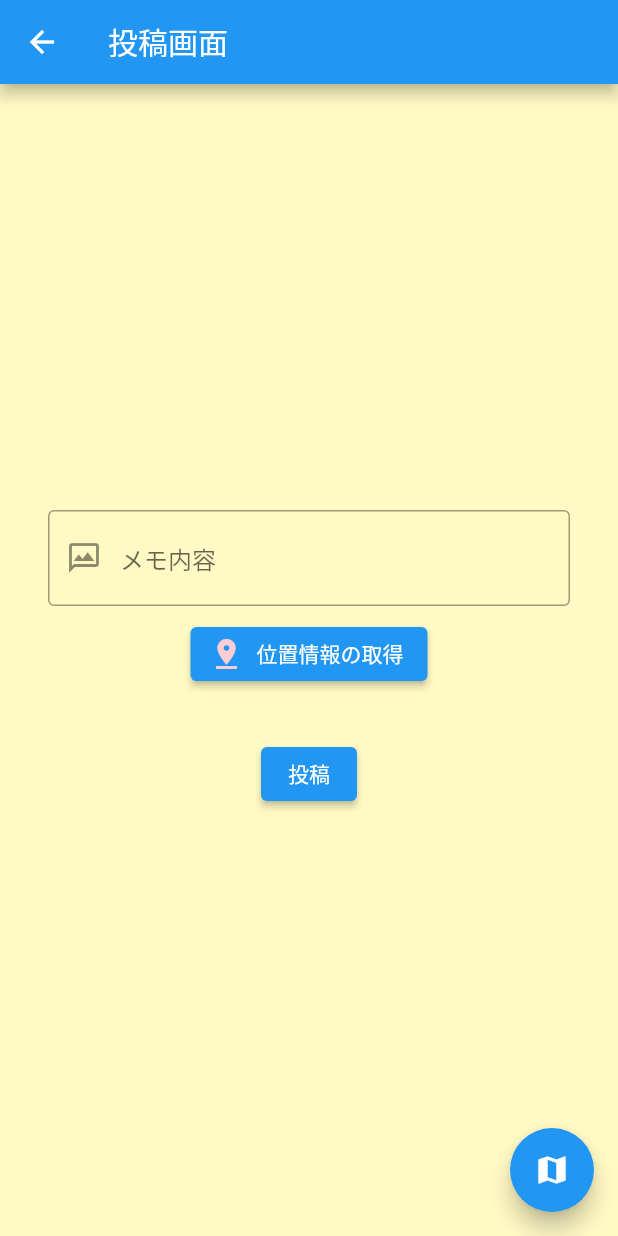
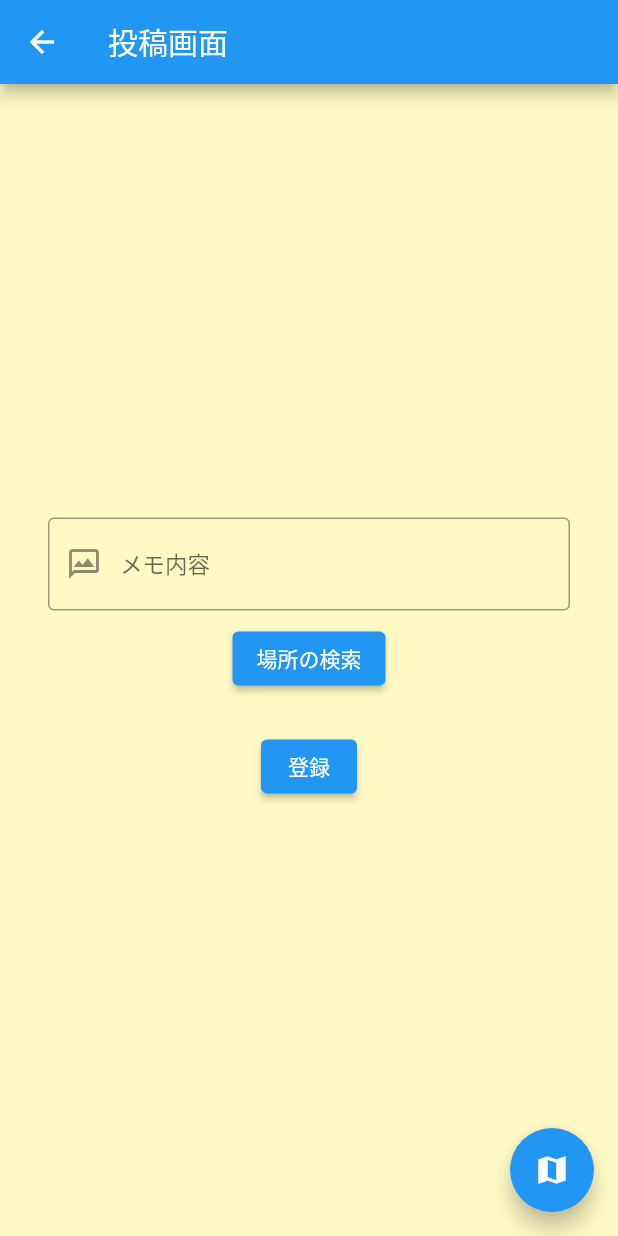
Before and after one commit to hiromu73/Flutter_CRUDApp, a Flutter app: the TodoAddPage screen opened directly, on a phone screen of 412 x 824 dp. Run offline on Flutter 3.47's test engine with Material 2 defaults, Android fonts, the phone set to English and light mode, and no system bars; our stand-ins replace cloud_firestore, firebase_auth, firebase_core, flutter_riverpod, geolocator, google_maps_flutter; missing offline and left inert: google_place; accounts and stored records are empty.

Commit message:
serchPageの作成

```diff
--- a/lib/todoaddpage.dart
+++ b/lib/todoaddpage.dart
@@ -1,15 +1,12 @@
 import 'package:cloud_firestore/cloud_firestore.dart';
 import 'package:flutter/material.dart';
 import 'package:firebase_auth/firebase_auth.dart';
+import 'package:flutter_crudapp/api.dart';
+import 'package:flutter_crudapp/searchPage.dart';
 import 'package:flutter_riverpod/flutter_riverpod.dart';
+import 'package:google_place/google_place.dart';
 import 'setgooglemap.dart';
 import './todoapp.dart';
-
-// メールアドレスの状態管理
-final mailAdress = StateProvider.autoDispose((ref) => "");
-
-// パスワードの状態管理
-final password = StateProvider.autoDispose((ref) => "");
 
 // Textの状態管理
 final infoTextProvider = StateProvider.autoDispose((ref) => "");
@@ -24,8 +21,8 @@ final makerProvider = StateProvider.autoDispose((ref) => "");
 final userProvider =
     StateProvider.autoDispose((ref) => FirebaseAuth.instance.currentUser);
 
-// 投稿内容の状態管理
-final messageProvider = StateProvider.autoDispose((ref) => "");
+// メモ内容の状態管理
+final memoProvider = StateProvider.autoDispose((ref) => "");
 
 // StreamProviderを使うことでStreamも扱うことができる
 // ※ autoDisposeを付けることで自動的に値をリセットできます
@@ -37,9 +34,19 @@ class TodoAddPage extends ConsumerWidget {
   @override
   Widget build(BuildContext context, WidgetRef ref) {
     final user = ref.watch(userProvider.notifier).state!;
-    final messageText = ref.watch(messageProvider.notifier).state;
+    final messageText = ref.watch(memoProvider.notifier).state;
     final postLocation = ref.watch(locationProvider.notifier).state;
     final postMaker = ref.watch(makerProvider.notifier).state;
+
+    final apiKey = Api.apiKey;
+
+    // 検索結果を格納
+    List<AutocompletePrediction> predictions = [];
+
+    @override
+    void initState() {
+      GooglePlace googlePlace = GooglePlace(apiKey);
+    }
 
     return Scaffold(
       appBar: AppBar(
@@ -64,32 +71,28 @@ class TodoAddPage extends ConsumerWidget {
                 keyboardType: TextInputType.multiline,
                 decoration: const InputDecoration(
                     hintText: "メモ内容",
+                    hintStyle:
+                        TextStyle(fontSize: 15, fontWeight: FontWeight.w100),
                     prefixIcon: Icon(Icons.mms_outlined),
                     border: OutlineInputBorder()),
                 textAlign: TextAlign.left,
                 onChanged: (String value) {
-                  ref.read(messageProvider.notifier).state = value;
+                  ref.read(memoProvider.notifier).state = value;
                 },
               ),
               const SizedBox(height: 8),
-              ElevatedButton.icon(
-                  style: ButtonStyle(
-                      backgroundColor: MaterialStateProperty.all(Colors.blue)),
-                  icon: Icon(Icons.pin_drop, color: Colors.red[100]),
-                  label: const Text("位置情報の取得"),
+              ElevatedButton(
+                  child: const Text("場所の検索"),
                   onPressed: () {
                     Navigator.of(context)
                         .push(MaterialPageRoute(builder: (context) {
-                      return MapSample();
+                      return const SerachPage();
                     }));
-                    // 位置情報の取得
-                    // ref.read(postProvider.notifier).state = value;
                   }),
               const SizedBox(height: 8),
               Text(postLocation),
-              const SizedBox(height: 8),
               ElevatedButton(
-                  child: const Text("投稿"),
+                  child: const Text("登録"),
                   onPressed: () async {
                     final date = DateTime.now().toLocal().toIso8601String();
                     final email = user.email;
@@ -97,7 +100,7 @@ class TodoAddPage extends ConsumerWidget {
                         .collection('post')
                         .doc()
                         .set({
-                      'text': ref.watch(messageProvider.notifier).state,
+                      'text': ref.watch(memoProvider.notifier).state,
                       'email': email,
                       // 位置情報
                       // 'point': ref.watch(postProvider.notifier).state,
--- a/pubspec.yaml
+++ b/pubspec.yaml
@@ -41,6 +41,7 @@ dependencies:
   firebase_core: ^2.14.0
   google_maps_flutter: ^2.3.1
   geolocator: ^9.0.2
+  google_place: ^0.4.7
 
 dev_dependencies:
   flutter_test:
```
Also changed, not shown: lib/searchPage.dart (added, +37 -0 lines), pubspec.lock, 1 other file.
